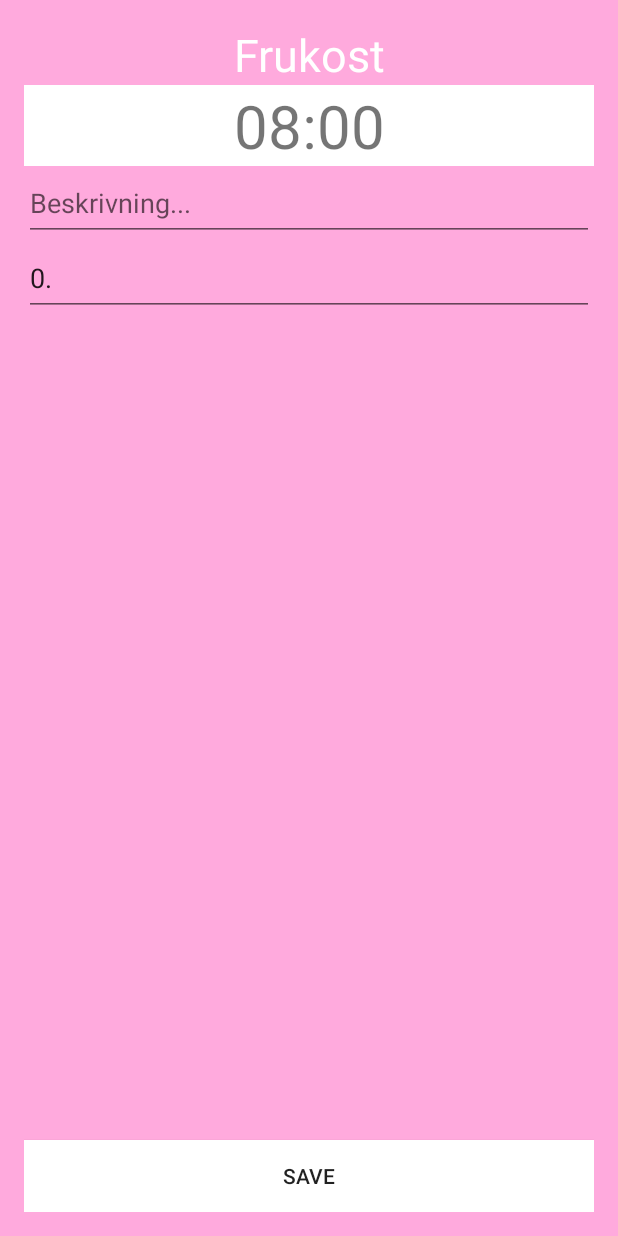
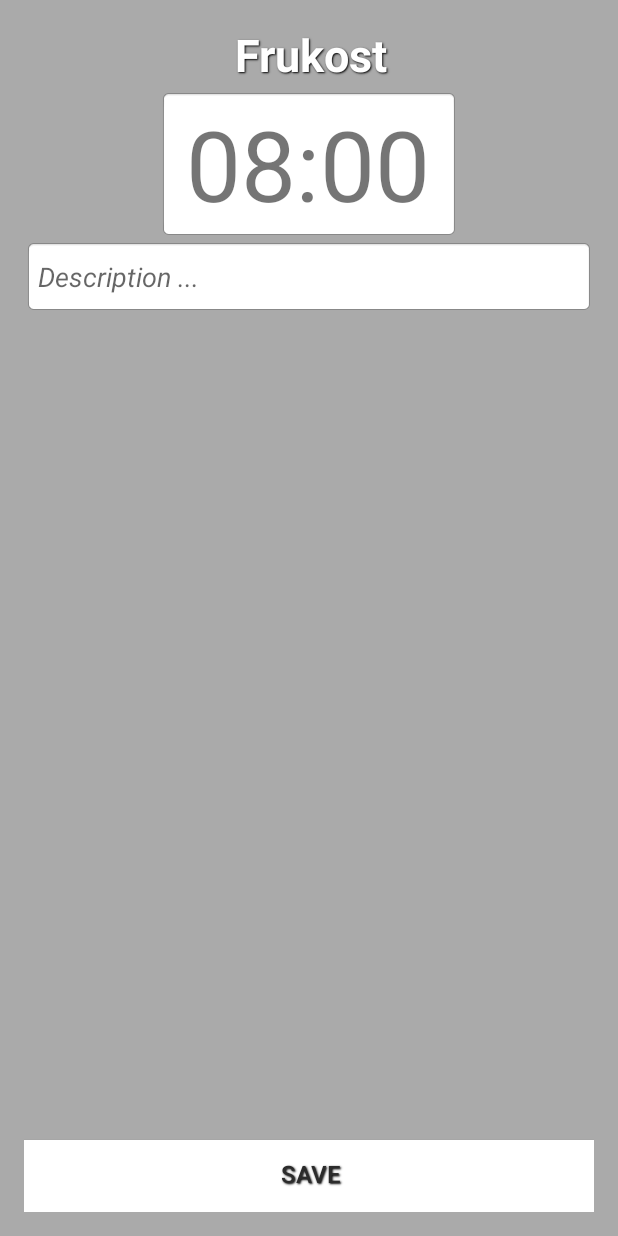
Before and after one commit to knattarna/DiabetesAppDev, an Android app: the screen it shows after launch (MainActivity), after a tap on "Frukost", on a phone screen of 412 x 824 dp. Run offline under Robolectric (Android 15) with nearby library versions, the phone set to English and light mode, and no system bars.

Commit message:
Graphical overhaul. Not sure about colours.

```diff
--- a/app/build.gradle
+++ b/app/build.gradle
@@ -13,8 +13,11 @@ android {
     }
     buildTypes {
         release {
-            runProguard false
+            minifyEnabled false
             proguardFiles getDefaultProguardFile('proguard-android.txt'), 'proguard-rules.pro'
+        }
+        debug {
+            debuggable true
         }
     }
 }
--- a/app/src/main/AndroidManifest.xml
+++ b/app/src/main/AndroidManifest.xml
@@ -10,7 +10,8 @@
         android:allowBackup="true"
         android:icon="@drawable/ic_launcher"
         android:label="@string/app_name"
-        android:theme="@style/Theme.AppCompat.Light" >
+        android:theme="@style/Theme.AppCompat.Light"
+        >
         <activity
             android:name="com.knattarna.androidapp.diabetesappdev.app.MainActivity"
             android:label="@string/app_name"
--- a/app/src/main/java/com/knattarna/androidapp/diabetesappdev/app/Day.java
+++ b/app/src/main/java/com/knattarna/androidapp/diabetesappdev/app/Day.java
@@ -28,7 +28,7 @@ public class Day
         add("Lunch");
         add("Mellanmål");
         add("Middag");
-        add("Kvällsmål");;
+        add("Kvällsmål");
 
     }};
 
--- a/app/src/main/res/layout/activity_window.xml
+++ b/app/src/main/res/layout/activity_window.xml
@@ -1,12 +1,13 @@
 <RelativeLayout xmlns:android="http://schemas.android.com/apk/res/android"
-    xmlns:tools="http://schemas.android.com/tools" android:layout_width="match_parent"
+    xmlns:tools="http://schemas.android.com/tools"
+    android:layout_width="match_parent"
     android:layout_height="match_parent"
     android:paddingLeft="@dimen/activity_horizontal_margin"
     android:paddingRight="@dimen/activity_horizontal_margin"
     android:paddingTop="@dimen/activity_vertical_margin"
     android:paddingBottom="@dimen/activity_vertical_margin"
     tools:context=".MainActivity$ActivityFragment"
-    android:background="#ffaadd"
+    android:background="@android:color/darker_gray"
     >
 
     <TextView
@@ -15,29 +16,34 @@
         android:gravity="center"
         android:textColor="#ffffff"
         android:id="@+id/textViewName"
-        android:textSize= "30sp"/>
+        android:textStyle="bold"
+        android:textSize= "30sp"
+        style="@style/shadowed_text"/>
 
     <TextView
-        android:layout_width="fill_parent"
-        android:layout_height="wrap_content"
+        android:layout_width="200dp"
+        android:layout_height="100dp"
+        android:layout_centerHorizontal="true"
         android:layout_below="@+id/textViewName"
-        android:background="#ffffff"
-        android:gravity="center"
+        android:gravity="center_vertical|center_horizontal"
         android:id="@+id/textViewTimeDisplay"
-        android:textSize= "40dp"
+        android:textSize= "65dp"
+        android:background="@android:drawable/editbox_background_normal"
      />
 
     <EditText
+
         android:layout_width="fill_parent"
         android:layout_height="50dp"
         android:layout_below="@+id/textViewTimeDisplay"
         android:id="@+id/editText"
-        android:hint="Beskrivning..."
+        android:hint="@string/description_activity_window"
         android:imeOptions="actionNext"
         android:inputType="textAutoCorrect"
         android:singleLine="true"
         android:maxLength="25"
-        />
+        android:autoText="false"
+        android:background="@android:drawable/editbox_background_normal" />
 
     <EditText
         android:layout_width="fill_parent"
@@ -50,7 +56,9 @@
         android:maxLength="2"
         android:hint="Mata in blodsockernivå..."
         android:imeOptions="actionDone"
-    />
+        android:background="@android:drawable/editbox_background_normal"
+        android:visibility="gone"
+        />
 
     <Button
         android:layout_width="fill_parent"
@@ -59,7 +67,9 @@
         android:id="@+id/buttonSave"
         android:layout_alignParentBottom="true"
         android:layout_alignParentRight="true"
-        android:background="#ffffff"/>
+        android:background="#ffffff"
+        style="@style/save_button"
+        />
 
 
 </RelativeLayout>
--- a/app/src/main/res/layout/list_item_act.xml
+++ b/app/src/main/res/layout/list_item_act.xml
@@ -12,6 +12,7 @@
         android:layout_width="fill_parent"
         android:layout_height="fill_parent"
         android:textSize="30sp"
+        android:textColor="#000000"
         android:gravity="center_vertical"
         android:layout_toLeftOf="@+id/act_time"
         android:layout_toStartOf="@+id/act_time"
--- a/app/src/main/res/layout/list_item_day.xml
+++ b/app/src/main/res/layout/list_item_day.xml
@@ -13,6 +13,7 @@
         android:layout_height="fill_parent"
         android:textSize="30sp"
         android:gravity="center"
+        style="@style/shadowed_text"
      />
 
 </RelativeLayout>
--- a/app/src/main/res/layout/week_window.xml
+++ b/app/src/main/res/layout/week_window.xml
@@ -17,7 +17,8 @@
             android:gravity="center"
             android:textColor="#ffffff"
             android:id="@+id/weekNumber"
-            android:textSize= "30sp"/>
+            android:textSize= "30sp"
+            style="@style/shadowed_text"/>
 
     </LinearLayout>
 
@@ -26,6 +27,7 @@
         android:layout_width="wrap_content"
         android:layout_height="wrap_content"
         android:id="@+id/day_list"
-        android:layout_below="@+id/top_bar" />
+        android:layout_below="@+id/top_bar"
+        style="@style/shadowed_text"/>
 
 </RelativeLayout>
--- a/app/src/main/res/values/strings.xml
+++ b/app/src/main/res/values/strings.xml
@@ -6,5 +6,5 @@
     <string name="action_settings">Settings</string>
     <string name="hello_blank_fragment">Hello blank fragment</string>
     <string name="title_activity_activity_window">Edit Activity</string>
-
+    <string name="description_activity_window"><i>Description ...</i></string>
 </resources>
--- a/app/src/main/res/values/styles.xml
+++ b/app/src/main/res/values/styles.xml
@@ -5,4 +5,58 @@
         <!-- Customize your theme here. -->
     </style>
 
+    <style name="shadowed_text">
+        <item name="android:paddingLeft">4px</item>
+        <item name="android:paddingBottom">4px</item>
+        <item name="android:textColor">#D6D6D6</item>
+        <item name="android:textSize">12sp</item>
+        <item name="android:shadowColor">#000000</item>
+        <item name="android:shadowDx">1</item>
+        <item name="android:shadowDy">1</item>
+        <item name="android:shadowRadius">1</item>
+    </style>
+
+    <style name="save_button">
+        <item name="android:paddingLeft">4px</item>
+        <item name="android:paddingBottom">4px</item>
+        <item name="android:textColor">#2B2B2B</item>
+        <item name="android:textSize">16sp</item>
+        <item name="android:shadowColor">#000000</item>
+        <item name="android:shadowDx">1</item>
+        <item name="android:shadowDy">1</item>
+        <item name="android:shadowRadius">1</item>
+    </style>
+
+    <style name="add_new_activity">
+        <item name="android:paddingLeft">4px</item>
+        <item name="android:paddingBottom">4px</item>
+        <item name="android:textColor">#D6D6D6</item>
+        <item name="android:textSize">12sp</item>
+        <item name="android:shadowColor">#000000</item>
+        <item name="android:shadowDx">1</item>
+        <item name="android:shadowDy">1</item>
+        <item name="android:shadowRadius">1</item>
+    </style>
+
+    <style name="day_activities">
+        <item name="android:paddingLeft">4px</item>
+        <item name="android:paddingBottom">4px</item>
+        <item name="android:textColor">#000EFF</item>
+        <item name="android:textSize">12sp</item>
+        <item name="android:shadowColor">#000000</item>
+        <item name="android:shadowDx">1</item>
+        <item name="android:shadowDy">1</item>
+        <item name="android:shadowRadius">1</item>
+    </style>
+
+    <style name="return_to_current_day">
+        <item name="android:paddingLeft">4px</item>
+        <item name="android:paddingBottom">4px</item>
+        <item name="android:textColor">#D6D6D6</item>
+        <item name="android:textSize">16sp</item>
+        <item name="android:shadowColor">#000000</item>
+        <item name="android:shadowDx">1</item>
+        <item name="android:shadowDy">1</item>
+        <item name="android:shadowRadius">1</item>
+    </style>
 </resources>
--- a/build.gradle
+++ b/build.gradle
@@ -5,7 +5,7 @@ buildscript {
         jcenter()
     }
     dependencies {
-        classpath 'com.android.tools.build:gradle:0.14.2'
+        classpath 'com.android.tools.build:gradle:1.0.0'
 
         // NOTE: Do not place your application dependencies here; they belong
         // in the individual module build.gradle files
```
Also changed, not shown: app/src/main/res/layout/day_window.xml (+9 -6 lines), gradle/wrapper/gradle-wrapper.properties, 2 other files.
